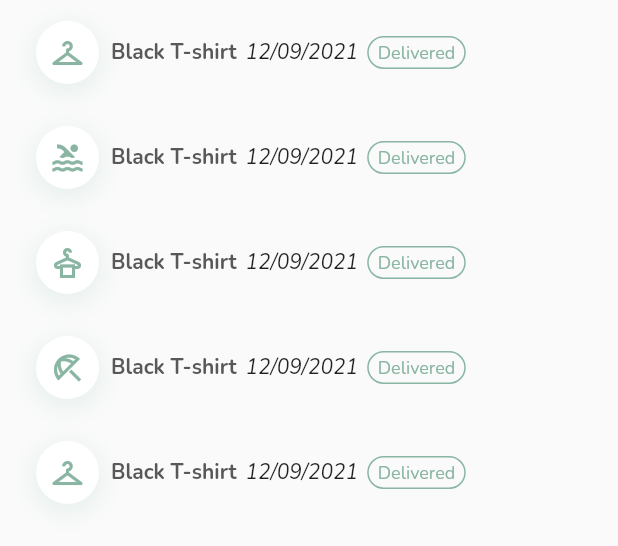
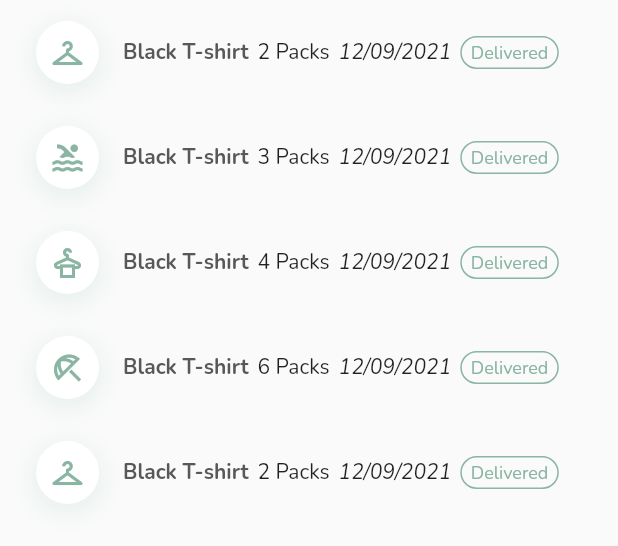
Before and after one commit to camphan12993/store_reponsive_dashboard, a Flutter app: the OrderTable widget shown alone on an empty page, opened directly, on a phone screen of 412 x 824 dp. Shown: the top 546 px of the screen. Run offline on Flutter 3.47's test engine with Material 2 defaults, Android fonts, the phone set to English and light mode, and no system bars; our stand-ins replace fl_chart.

Commit message:
finish code

```diff
--- a/lib/components/order_table.dart
+++ b/lib/components/order_table.dart
@@ -3,16 +3,18 @@ import 'package:store_responsive_dashboard/constaints.dart';
 import '../model.dart';
 
 final orders = <Order>[
-  Order(Icons.checkroom_outlined, 'Black T-shirt', 'Delivered', '12/09/2021'),
-  Order(Icons.pool_outlined, 'Black T-shirt', 'Delivered', '12/09/2021'),
   Order(
-      Icons.dry_cleaning_outlined, 'Black T-shirt', 'Delivered', '12/09/2021'),
+      Icons.checkroom_outlined, 'Black T-shirt', 2, 'Delivered', '12/09/2021'),
+  Order(Icons.pool_outlined, 'Black T-shirt', 3, 'Delivered', '12/09/2021'),
+  Order(Icons.dry_cleaning_outlined, 'Black T-shirt', 4, 'Delivered',
+      '12/09/2021'),
+  Order(Icons.beach_access_outlined, 'Black T-shirt', 6, 'Delivered',
+      '12/09/2021'),
   Order(
-      Icons.beach_access_outlined, 'Black T-shirt', 'Delivered', '12/09/2021'),
-  Order(Icons.checkroom_outlined, 'Black T-shirt', 'Delivered', '12/09/2021'),
+      Icons.checkroom_outlined, 'Black T-shirt', 2, 'Delivered', '12/09/2021'),
 ];
 
-final columnNames = ['', 'Time', ''];
+final columnNames = ['', '', 'Time', ''];
 
 class OrderTable extends StatelessWidget {
   const OrderTable({Key? key}) : super(key: key);
@@ -44,7 +46,7 @@ class OrderTable extends StatelessWidget {
                         ]),
                   ),
                   SizedBox(
-                    width: 8,
+                    width: 16,
                   ),
                   Expanded(
                     child: Text(
@@ -56,6 +58,9 @@ class OrderTable extends StatelessWidget {
                     ),
                   )
                 ],
+              )),
+              DataCell(Text(
+                order.packs.toString() + ' Packs',
               )),
               DataCell(Text(
                 order.date,
--- a/lib/model.dart
+++ b/lib/model.dart
@@ -10,9 +10,10 @@ class MenuItem {
 class Order {
   final IconData icon;
   final String name;
+  final int packs;
   final String status;
   final String date;
-  Order(this.icon, this.name, this.status, this.date);
+  Order(this.icon, this.name, this.packs, this.status, this.date);
 }
 
 class News {
```
Also changed, not shown: 1 other file.
